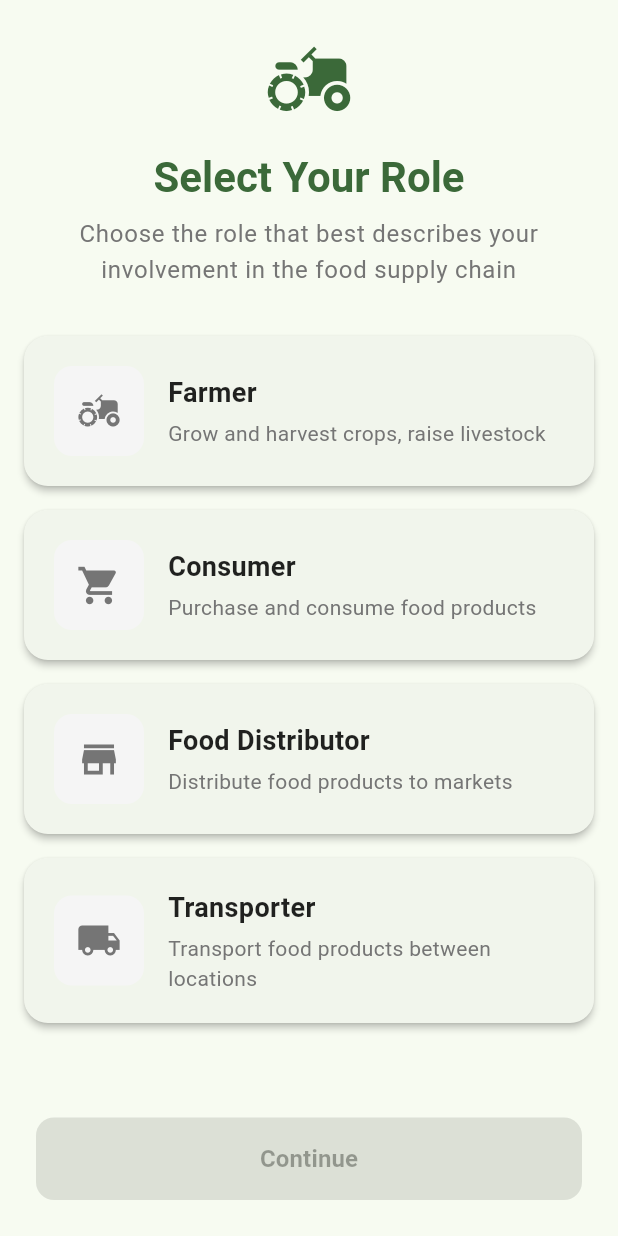
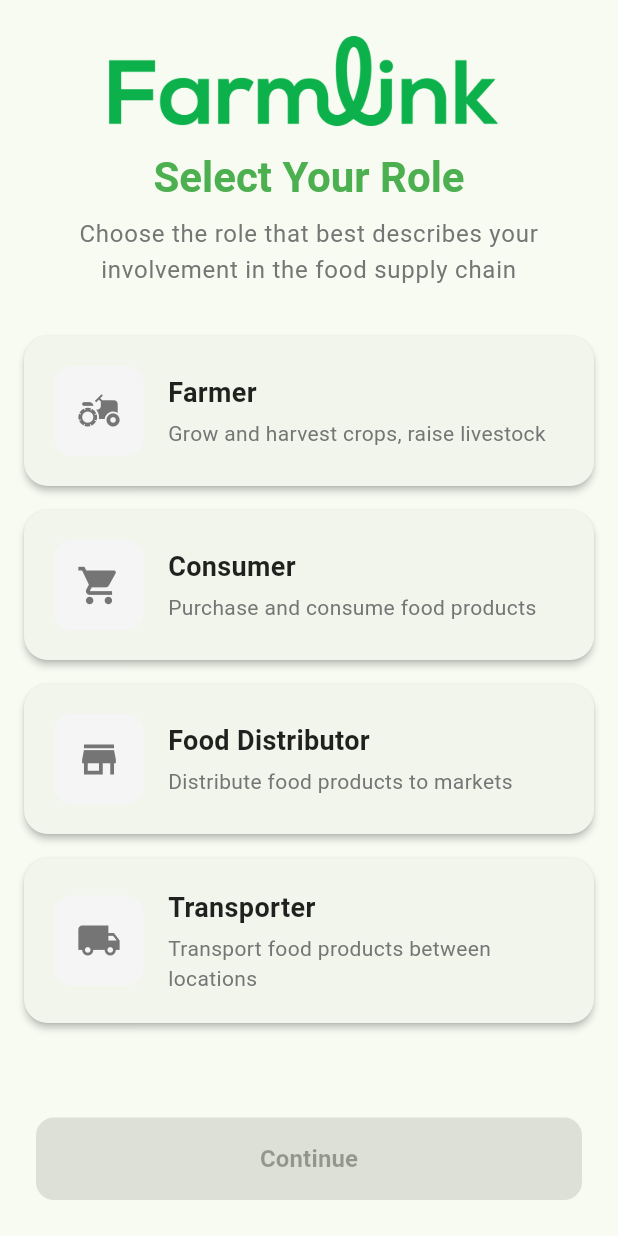
Before and after one commit to sandaru3n/FarmLink, a Flutter app: the RoleSelectionScreen screen opened directly, on a phone screen of 412 x 824 dp. Run offline on Flutter 3.47's test engine with Material 3 defaults, Android fonts, the phone set to English and light mode, and no system bars; our stand-ins replace cloud_firestore, firebase_auth, firebase_core, firebase_storage, google_sign_in, image_picker and 3 more; accounts and stored records are empty.

Commit message:
Role Selection UI Fixed

```diff
--- a/lib/screens/auth/role_selection_screen.dart
+++ b/lib/screens/auth/role_selection_screen.dart
@@ -44,7 +44,7 @@ class _RoleSelectionScreenState extends State<RoleSelectionScreen> {
       shape: RoundedRectangleBorder(
         borderRadius: BorderRadius.circular(16),
         side: BorderSide(
-          color: isSelected ? Theme.of(context).primaryColor : Colors.transparent,
+          color: isSelected ? const Color(0xFF4CB050) : Colors.transparent,
           width: 2,
         ),
       ),
@@ -64,7 +64,7 @@ class _RoleSelectionScreenState extends State<RoleSelectionScreen> {
                 height: 60,
                 decoration: BoxDecoration(
                   color: isSelected
-                      ? Theme.of(context).primaryColor.withOpacity(0.1)
+                      ? const Color(0xFF4CB050).withOpacity(0.1)
                       : Colors.grey[100],
                   borderRadius: BorderRadius.circular(12),
                 ),
@@ -72,7 +72,7 @@ class _RoleSelectionScreenState extends State<RoleSelectionScreen> {
                   icon,
                   size: 30,
                   color: isSelected
-                      ? Theme.of(context).primaryColor
+                      ? const Color(0xFF4CB050)
                       : Colors.grey[600],
                 ),
               ),
@@ -87,7 +87,7 @@ class _RoleSelectionScreenState extends State<RoleSelectionScreen> {
                         fontSize: 18,
                         fontWeight: FontWeight.bold,
                         color: isSelected
-                            ? Theme.of(context).primaryColor
+                            ? const Color(0xFF4CB050)
                             : Colors.black87,
                       ),
                     ),
@@ -105,7 +105,7 @@ class _RoleSelectionScreenState extends State<RoleSelectionScreen> {
               if (isSelected)
                 Icon(
                   Icons.check_circle,
-                  color: Theme.of(context).primaryColor,
+                  color: const Color(0xFF4CB050),
                   size: 24,
                 ),
             ],
@@ -128,17 +128,17 @@ class _RoleSelectionScreenState extends State<RoleSelectionScreen> {
               padding: const EdgeInsets.all(24.0),
               child: Column(
                 children: [
-                  Icon(
-                    Icons.agriculture,
-                    size: 60,
-                    color: Theme.of(context).primaryColor,
+                  Image.asset(
+                    'assets/images/onboarding_images/fllogo.png',
+                    height: 60,
+                    fit: BoxFit.contain,
                   ),
                   const SizedBox(height: 16),
                   Text(
                     l10n.get('select_role'),
                     style: Theme.of(context).textTheme.headlineMedium?.copyWith(
                       fontWeight: FontWeight.bold,
-                      color: Theme.of(context).primaryColor,
+                      color: const Color(0xFF4CB050),
                     ),
                     textAlign: TextAlign.center,
                   ),
@@ -198,7 +198,7 @@ class _RoleSelectionScreenState extends State<RoleSelectionScreen> {
                         ? _continueWithRole
                         : null,
                     style: ElevatedButton.styleFrom(
-                      backgroundColor: Theme.of(context).primaryColor,
+                      backgroundColor: const Color(0xFF4CB050),
                       foregroundColor: Colors.white,
                       padding: const EdgeInsets.symmetric(vertical: 16),
                       shape: RoundedRectangleBorder(
```
